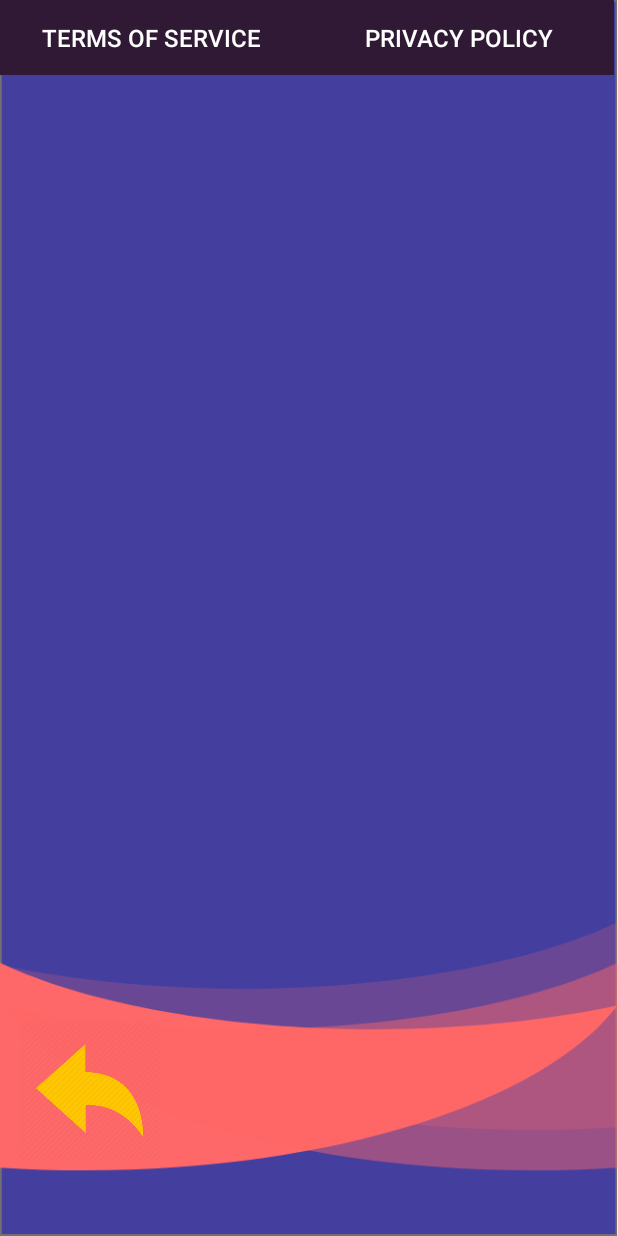
After one commit to FrancoEvett/BETTer-App-Group27, an Android app: the layout signup_terms.xml on its own in the app's theme, with its tools: preview values and no code run, on a phone screen of 412 x 824 dp. The commit adds this screen. Run offline under Robolectric (Android 15) with nearby library versions, the phone set to English and light mode, and no system bars.

Commit message:
terms update

```diff
--- a/app/src/main/res/layout/activity_sign_up.xml
+++ b/app/src/main/res/layout/activity_sign_up.xml
@@ -146,13 +146,14 @@
 
     <LinearLayout
         android:id="@+id/linearLayout"
-        android:layout_width="254dp"
-        android:layout_height="29dp"
+        android:layout_width="211dp"
+        android:layout_height="23dp"
         app:layout_constraintBottom_toBottomOf="parent"
         app:layout_constraintEnd_toEndOf="parent"
+        app:layout_constraintHorizontal_bias="0.495"
         app:layout_constraintStart_toStartOf="parent"
         app:layout_constraintTop_toBottomOf="@+id/sign_up"
-        app:layout_constraintVertical_bias="0.08">
+        app:layout_constraintVertical_bias="0.062">
 
         <androidx.appcompat.widget.AppCompatCheckBox
             android:id="@+id/checkBox"
@@ -163,8 +164,7 @@
             android:id="@+id/textViewTerms"
             android:layout_width="wrap_content"
             android:layout_height="wrap_content"
-            android:clickable="true"
-            android:focusable="true"
+            android:onClick="terms"
             android:text="Agree to Terms/Conditions"
             android:textColor="@color/cardview_light_background" />
 
--- /dev/null
+++ b/app/src/main/res/layout/signup_terms.xml
@@ -0,0 +1,129 @@
+<?xml version="1.0" encoding="utf-8"?>
+<androidx.constraintlayout.widget.ConstraintLayout xmlns:android="http://schemas.android.com/apk/res/android"
+    xmlns:app="http://schemas.android.com/apk/res-auto"
+    xmlns:tools="http://schemas.android.com/tools"
+    android:layout_width="match_parent"
+    android:layout_height="match_parent"
+    android:background="@drawable/improved_background"
+    >
+
+    <ImageView
+        android:id="@+id/imageView5"
+        android:layout_width="119dp"
+        android:layout_height="95dp"
+        android:onClick="back"
+        app:layout_constraintBottom_toBottomOf="parent"
+        app:layout_constraintEnd_toEndOf="parent"
+        app:layout_constraintHorizontal_bias="0.0"
+        app:layout_constraintStart_toStartOf="parent"
+        app:layout_constraintTop_toTopOf="parent"
+        app:layout_constraintVertical_bias="0.932"
+        app:srcCompat="@drawable/back_button" />
+
+    <HorizontalScrollView
+        android:id="@+id/horizontalScrollView"
+        android:layout_width="match_parent"
+        android:layout_height="50dp"
+        android:scrollbars="none"
+        app:layout_constraintBottom_toBottomOf="parent"
+        app:layout_constraintEnd_toEndOf="parent"
+        app:layout_constraintHorizontal_bias="0.0"
+        app:layout_constraintStart_toStartOf="parent"
+        app:layout_constraintTop_toTopOf="parent"
+        app:layout_constraintVertical_bias="0.0">
+
+        <LinearLayout
+            android:layout_width="wrap_content"
+            android:layout_height="50dp"
+            android:orientation="horizontal">
+
+            <Button
+                android:id="@+id/TermsButton"
+                style="?android:attr/buttonBarButtonStyle"
+                android:layout_width="202dp"
+                android:layout_height="50dp"
+                android:background="@color/dark_purple"
+                android:onClick="termsButtonClick1"
+                android:text="@string/terms_service"
+                android:textColor="@android:color/white"
+                android:textSize="16sp"
+                app:layout_constraintBottom_toBottomOf="parent"
+                app:layout_constraintEnd_toEndOf="parent"
+                app:layout_constraintHorizontal_bias="0.011"
+                app:layout_constraintStart_toStartOf="parent"
+                app:layout_constraintTop_toTopOf="parent"
+                app:layout_constraintVertical_bias="0.096" />
+
+            <Button
+                android:id="@+id/PrivacyButton"
+                style="?android:attr/buttonBarButtonStyle"
+                android:layout_width="207dp"
+                android:layout_height="50dp"
+                android:background="@color/dark_purple"
+                android:text="@string/privacy"
+                android:onClick="privacyButtonClick2"
+                android:textColor="@android:color/white"
+                android:textSize="16sp"
+                app:layout_constraintBottom_toBottomOf="parent"
+                app:layout_constraintEnd_toEndOf="parent"
+                app:layout_constraintHorizontal_bias="0.011"
+                app:layout_constraintStart_toStartOf="parent"
+                app:layout_constraintTop_toTopOf="parent"
+                app:layout_constraintVertical_bias="0.096" />
+
+        </LinearLayout>
+    </HorizontalScrollView>
+
+    <TextView
+        android:id="@+id/text_terms"
+        android:layout_width="match_parent"
+        android:layout_height="wrap_content"
+        android:layout_centerHorizontal="true"
+        android:layout_centerVertical="true"
+        android:layout_marginBottom="652dp"
+        android:gravity="center_horizontal"
+        android:textAlignment="center"
+        android:textSize="20sp"
+        android:visibility="invisible"
+        app:layout_constraintBottom_toBottomOf="parent"
+        tools:layout_editor_absoluteX="0dp" />
+
+    <ScrollView
+        android:id="@+id/scrollVw"
+        android:layout_width="283dp"
+        android:layout_height="396dp"
+        android:layout_marginTop="32dp"
+        app:layout_constraintBottom_toTopOf="@+id/imageView5"
+        app:layout_constraintEnd_toEndOf="parent"
+        app:layout_constraintStart_toStartOf="parent"
+        app:layout_constraintTop_toBottomOf="@+id/horizontalScrollView">
+
+        <LinearLayout
+            android:id="@+id/myLayout"
+            android:layout_width="match_parent"
+            android:layout_height="wrap_content"
+            android:onClick="onClick"
+            android:orientation="vertical">
+
+            <TextView
+                android:id="@+id/textView13"
+                android:layout_width="wrap_content"
+                android:layout_height="wrap_content"
+                android:text="" />
+
+            <TextView
+                android:id="@+id/textView14"
+                android:layout_width="match_parent"
+                android:layout_height="wrap_content"
+                android:text="" />
+
+            <TextView
+                android:id="@+id/textView15"
+                android:layout_width="match_parent"
+                android:layout_height="wrap_content"
+                android:text="" />
+        </LinearLayout>
+    </ScrollView>
+
+
+</androidx.constraintlayout.widget.ConstraintLayout>
```
